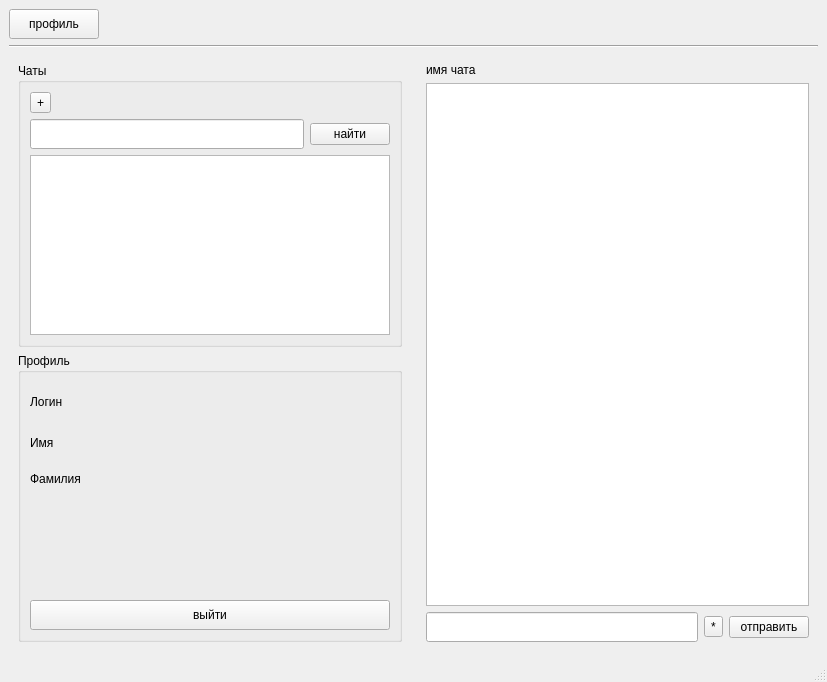
Above: ui/graphic/app_window.ui from yurij-lyubskij/goto_chat before the change. Below: the same form after it.
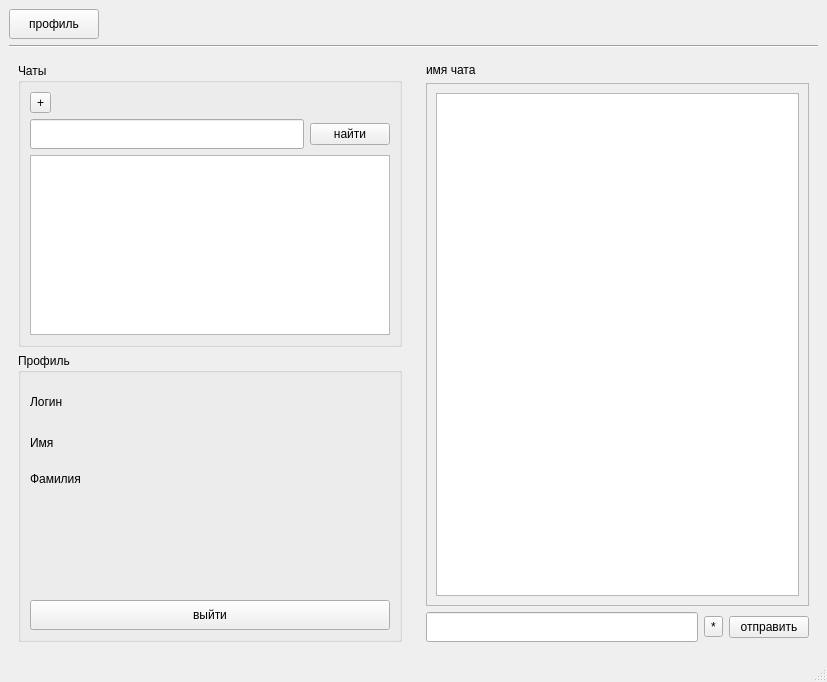
That is the form after the change.

Commit message: +time duration

```diff
--- a/ui/graphic/app_window.ui
+++ b/ui/graphic/app_window.ui
@@ -250,7 +250,26 @@
               </widget>
              </item>
              <item>
-              <widget class="QTableView" name="tableView"/>
+              <widget class="QScrollArea" name="scrollArea">
+               <property name="widgetResizable">
+                <bool>true</bool>
+               </property>
+               <widget class="QWidget" name="scrollAreaWidgetContents">
+                <property name="geometry">
+                 <rect>
+                  <x>0</x>
+                  <y>0</y>
+                  <width>384</width>
+                  <height>479</height>
+                 </rect>
+                </property>
+                <layout class="QGridLayout" name="gridLayout_8">
+                 <item row="0" column="0">
+                  <widget class="QTableView" name="tableView"/>
+                 </item>
+                </layout>
+               </widget>
+              </widget>
              </item>
              <item>
               <layout class="QHBoxLayout" name="horizontalLayout_2">
```
Left out of the diff: 2 changed lines with no effect on the pictures.
